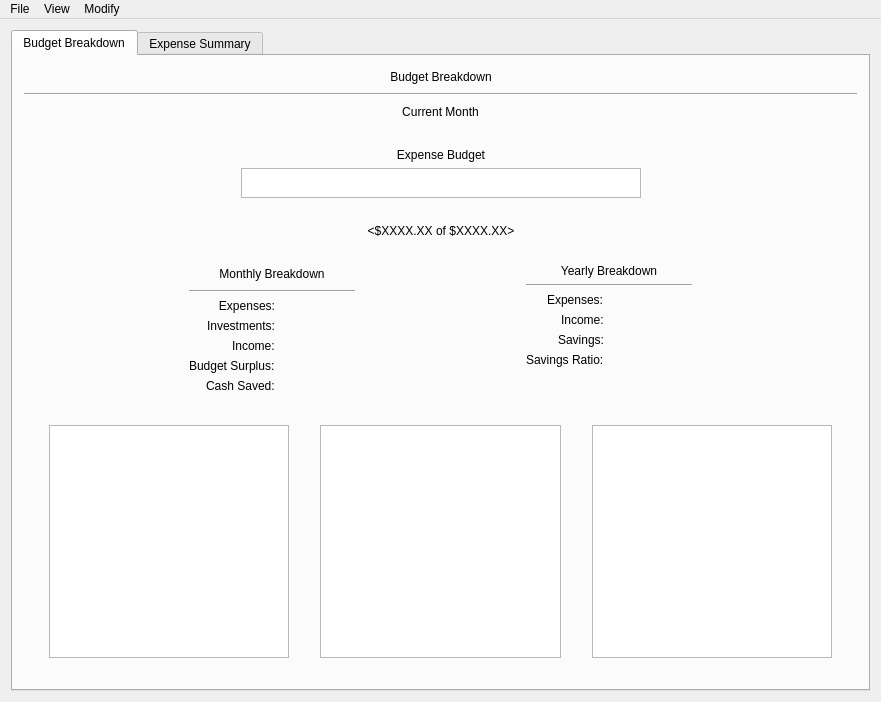
Above: CashFlowManager/mainwindow.ui from epw7856/CashFlowManager before the change. Below: the same form after it.
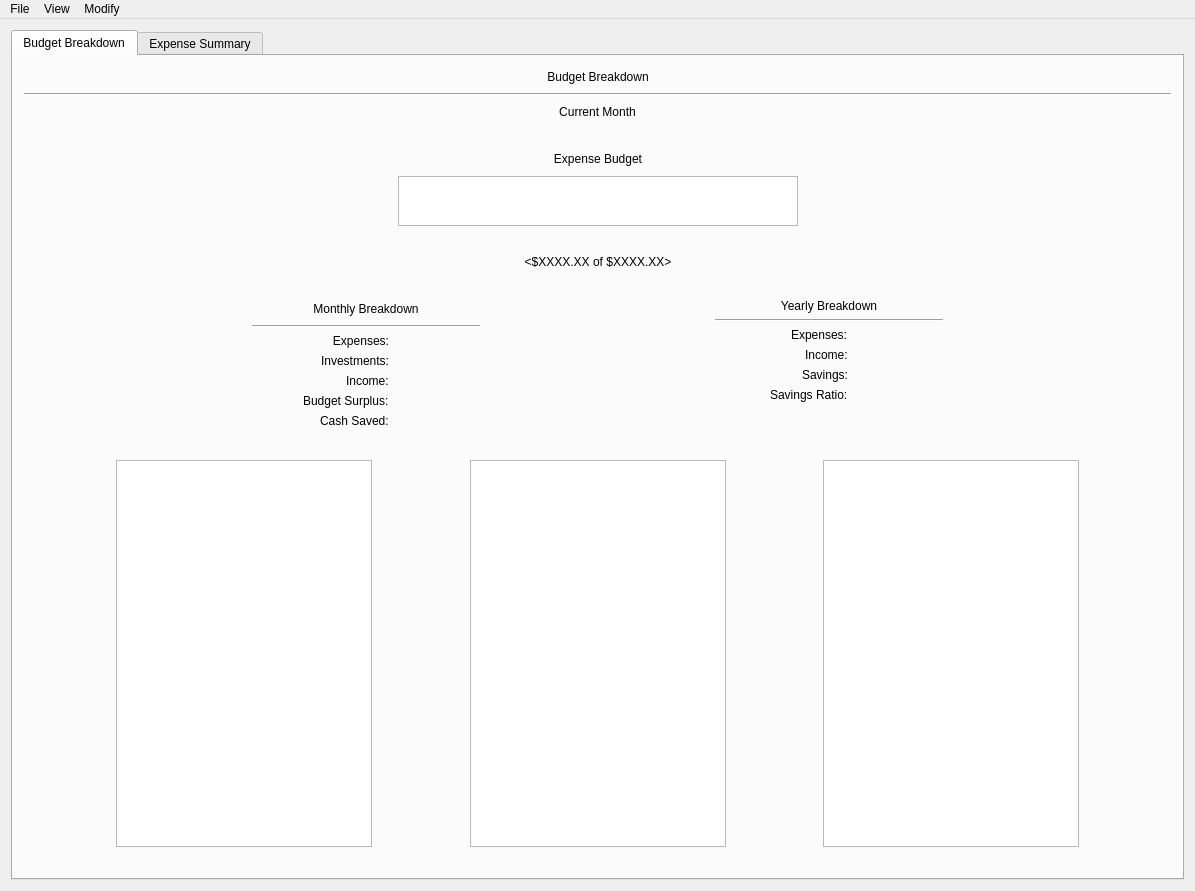
That is the form after the change. Custom widgets are drawn as their Qt base class.

Commit message: Improved main window layout and UI components.

```diff
--- a/CashFlowManager/mainwindow.ui
+++ b/CashFlowManager/mainwindow.ui
@@ -6,8 +6,8 @@
    <rect>
     <x>0</x>
     <y>0</y>
-    <width>881</width>
-    <height>702</height>
+    <width>1195</width>
+    <height>891</height>
    </rect>
   </property>
   <property name="windowTitle">
@@ -160,7 +160,7 @@
               <item>
                <widget class="QChartView" name="graphicsViewExpenseBarChart">
                 <property name="sizePolicy">
-                 <sizepolicy hsizetype="Fixed" vsizetype="Fixed">
+                 <sizepolicy hsizetype="Fixed" vsizetype="Expanding">
                   <horstretch>0</horstretch>
                   <verstretch>0</verstretch>
                  </sizepolicy>
@@ -168,13 +168,13 @@
                 <property name="minimumSize">
                  <size>
                   <width>400</width>
-                  <height>30</height>
+                  <height>50</height>
                  </size>
                 </property>
                 <property name="maximumSize">
                  <size>
                   <width>400</width>
-                  <height>30</height>
+                  <height>50</height>
                  </size>
                 </property>
                </widget>
@@ -274,9 +274,15 @@
               </item>
               <item>
                <layout class="QFormLayout" name="formMonthlySummary">
+                <property name="fieldGrowthPolicy">
+                 <enum>QFormLayout::FieldsStayAtSizeHint</enum>
+                </property>
                 <property name="labelAlignment">
                  <set>Qt::AlignRight|Qt::AlignTrailing|Qt::AlignVCenter</set>
                 </property>
+                <property name="formAlignment">
+                 <set>Qt::AlignHCenter|Qt::AlignTop</set>
+                </property>
                 <item row="1" column="0">
                  <widget class="QLabel" name="label_2">
                   <property name="enabled">
@@ -420,9 +426,15 @@
               </item>
               <item>
                <layout class="QFormLayout" name="formYearlySummary">
+                <property name="fieldGrowthPolicy">
+                 <enum>QFormLayout::FieldsStayAtSizeHint</enum>
+                </property>
                 <property name="labelAlignment">
                  <set>Qt::AlignRight|Qt::AlignTrailing|Qt::AlignVCenter</set>
                 </property>
+                <property name="formAlignment">
+                 <set>Qt::AlignHCenter|Qt::AlignTop</set>
+                </property>
                 <item row="0" column="0">
                  <widget class="QLabel" name="label_8">
                   <property name="text">
@@ -651,7 +663,7 @@
     <rect>
      <x>0</x>
      <y>0</y>
-     <width>881</width>
+     <width>1195</width>
      <height>21</height>
     </rect>
    </property>
```
The commit also changes 4 other files.
